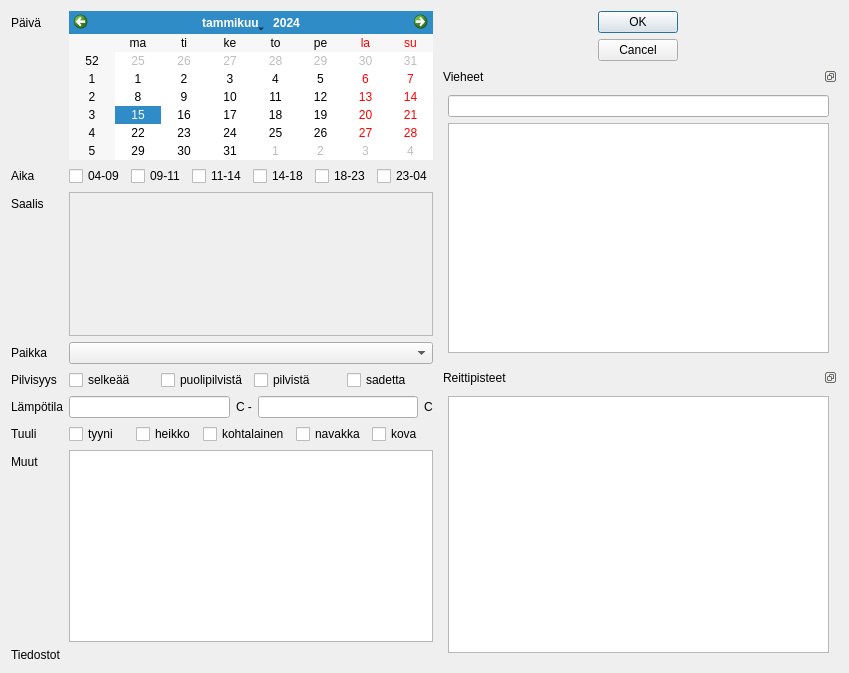
Qt form trip.ui (samuliwritescode/uistelupaivakirja-desktop) before a commit.
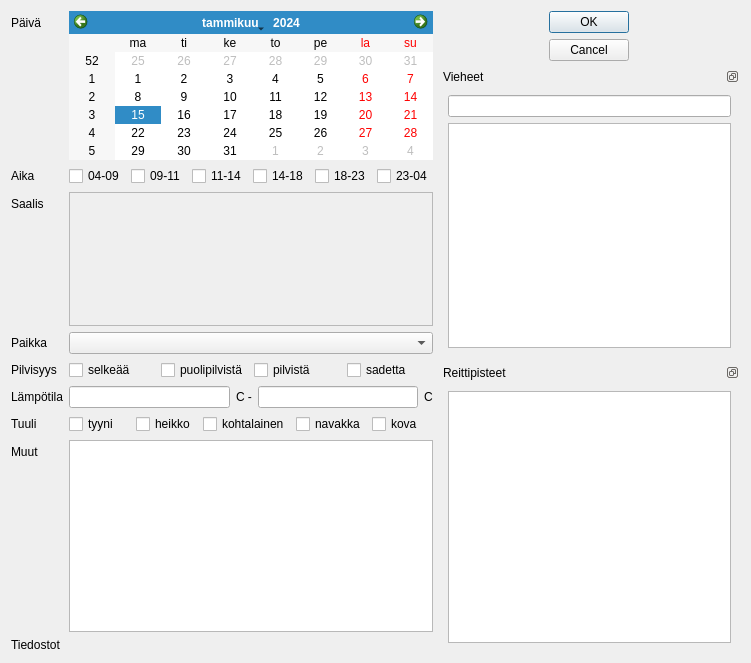
The same form after that commit.

```diff
--- a/trip.ui
+++ b/trip.ui
@@ -6,8 +6,8 @@
    <rect>
     <x>0</x>
     <y>0</y>
-    <width>849</width>
-    <height>673</height>
+    <width>751</width>
+    <height>663</height>
    </rect>
   </property>
   <property name="sizePolicy">
```
